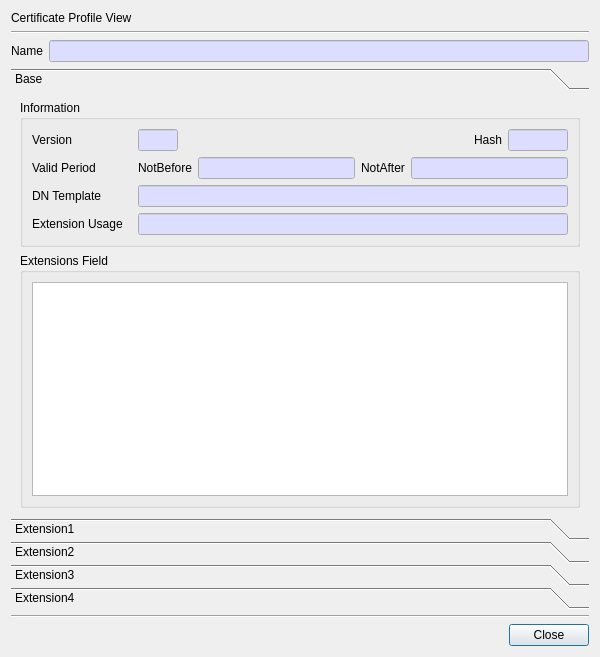
Above: CertMan/view_cert_profile_dlg.ui from jykim74/CertMan before the change. Below: the same form after it.
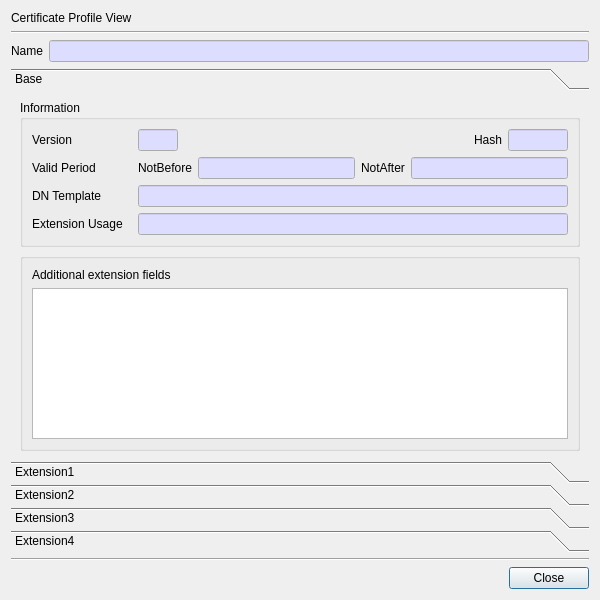
That is the form after the change.

Commit message: UI 개선

```diff
--- a/CertMan/view_cert_profile_dlg.ui
+++ b/CertMan/view_cert_profile_dlg.ui
@@ -7,7 +7,7 @@
     <x>0</x>
     <y>0</y>
     <width>600</width>
-    <height>657</height>
+    <height>600</height>
    </rect>
   </property>
   <property name="minimumSize">
@@ -90,10 +90,16 @@
    </item>
    <item>
     <widget class="QToolBox" name="mProfileToolBox">
+     <property name="sizePolicy">
+      <sizepolicy hsizetype="Preferred" vsizetype="Expanding">
+       <horstretch>0</horstretch>
+       <verstretch>0</verstretch>
+      </sizepolicy>
+     </property>
      <property name="minimumSize">
       <size>
        <width>0</width>
-       <height>500</height>
+       <height>0</height>
       </size>
      </property>
      <property name="maximumSize">
@@ -113,8 +119,8 @@
        <rect>
         <x>0</x>
         <y>0</y>
-        <width>576</width>
-        <height>377</height>
+        <width>582</width>
+        <height>355</height>
        </rect>
       </property>
       <attribute name="label">
@@ -454,6 +460,19 @@
          </layout>
         </widget>
        </item>
+       <item>
+        <spacer name="verticalSpacer">
+         <property name="orientation">
+          <enum>Qt::Vertical</enum>
+         </property>
+         <property name="sizeHint" stdset="0">
+          <size>
+           <width>20</width>
+           <height>40</height>
+          </size>
+         </property>
+        </spacer>
+       </item>
        <item>
         <widget class="QGroupBox" name="mExtensionsGroup">
          <property name="minimumSize">
@@ -463,9 +482,23 @@
           </size>
          </property>
          <property name="title">
-          <string>Extensions Field</string>
+          <string/>
          </property>
          <layout class="QVBoxLayout" name="verticalLayout_8">
+          <item>
+           <layout class="QGridLayout" name="gridLayout_7">
+            <property name="topMargin">
+             <number>0</number>
+            </property>
+            <item row="0" column="0">
+             <widget class="QLabel" name="label">
+              <property name="text">
+               <string>Additional extension fields</string>
+              </property>
+             </widget>
+            </item>
+           </layout>
+          </item>
           <item>
            <widget class="QTableWidget" name="mExtensionsTable">
             <attribute name="horizontalHeaderHighlightSections">
```
Left out of the diff: 16 changed lines with no effect on the pictures. The commit also changes 5 other files.
